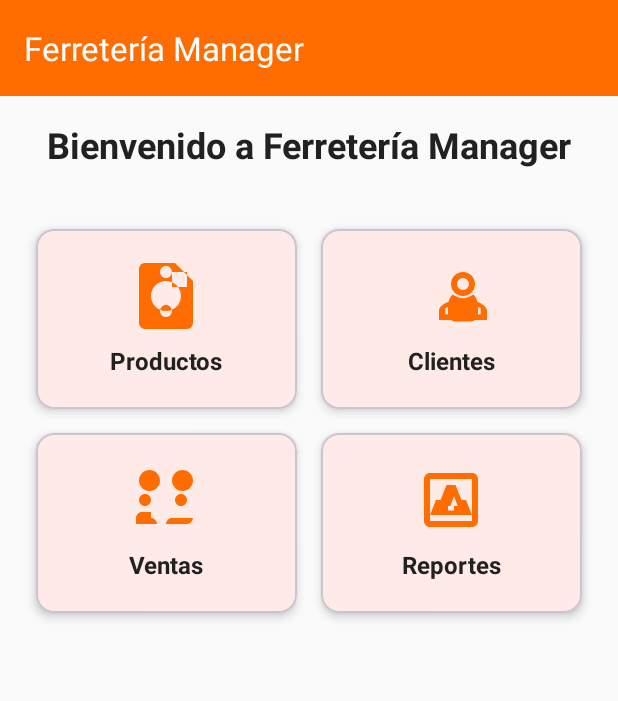
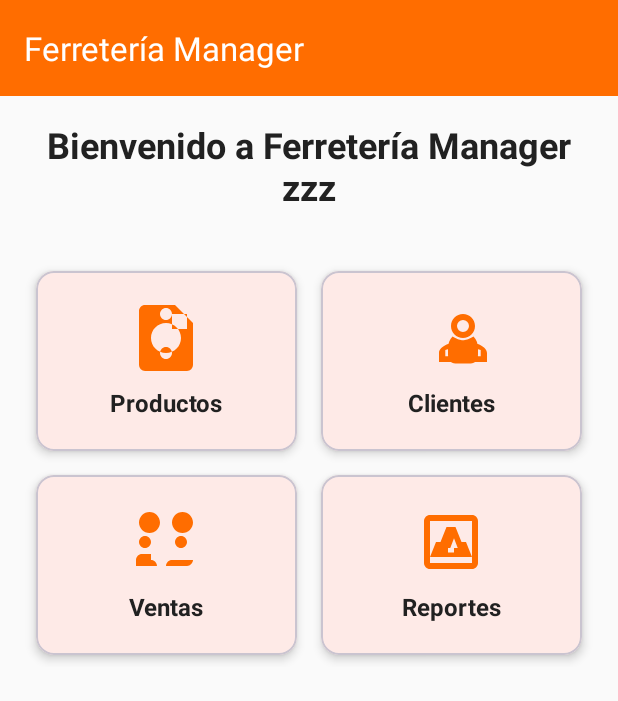
Before and after one commit to oliver23-data1/kotlin1, an Android app: the screen it shows after launch (MainActivity), on a phone screen of 412 x 824 dp. Shown: the top 701 px of the screen. Run offline under Robolectric (Android 15) with nearby library versions, the phone set to English and light mode, and no system bars.

Commit message:
21-10-2025 3y13pm

```diff
--- a/app/src/main/res/layout/activity_main.xml
+++ b/app/src/main/res/layout/activity_main.xml
@@ -43,7 +43,7 @@
             <TextView
                 android:layout_width="match_parent"
                 android:layout_height="wrap_content"
-                android:text="Bienvenido a Ferretería Manager"
+                android:text="Bienvenido a Ferretería Manager zzz"
                 android:textAlignment="center"
                 android:textColor="@color/primary_text_color"
                 android:textSize="24sp"
```
